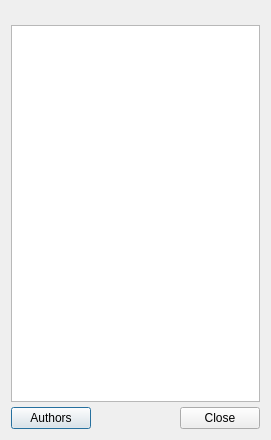
The window that src/lib/other/aboutdialog.ui (QupZilla/qupzilla) describes before a commit, drawn with Qt 5.
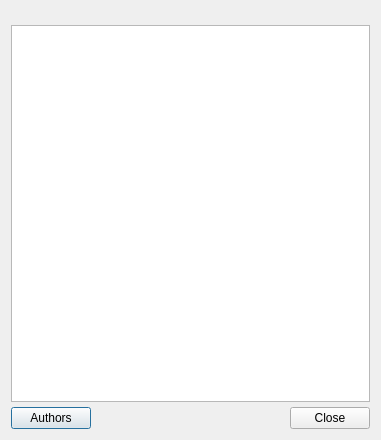
The same window after the commit. Icons and pictures are not drawn.

```diff
--- a/src/lib/other/aboutdialog.ui
+++ b/src/lib/other/aboutdialog.ui
@@ -6,7 +6,7 @@
    <rect>
     <x>0</x>
     <y>0</y>
-    <width>271</width>
+    <width>381</width>
     <height>440</height>
    </rect>
   </property>
```
